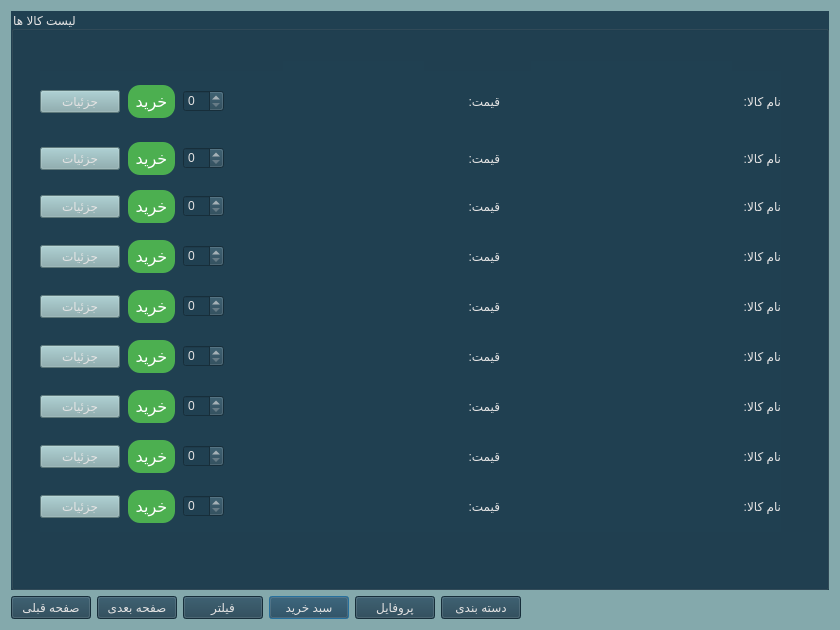
AP-projects-4001/metagoofill, file Project_Ap/goodslist.ui: the form before one commit.
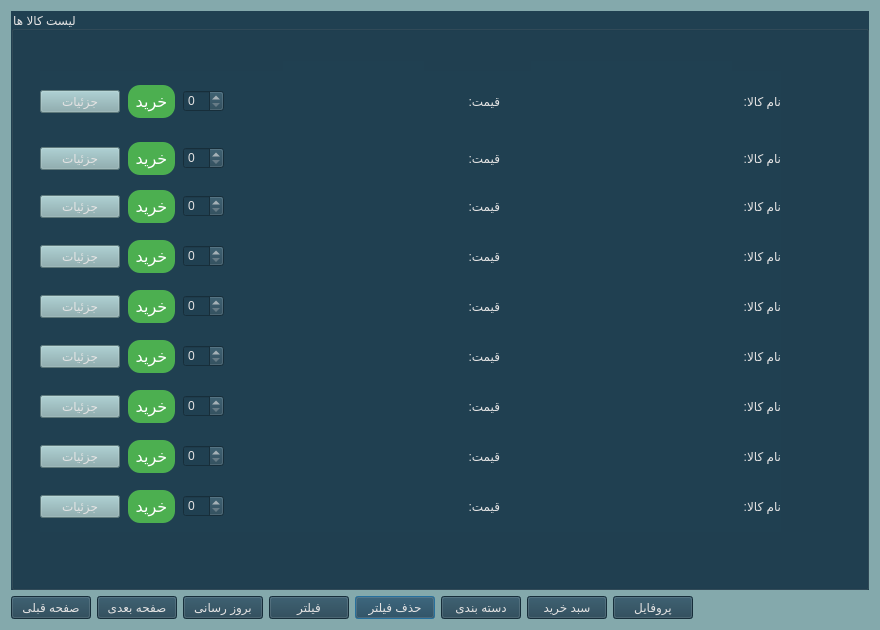
The form after the commit.

```diff
--- a/Project_Ap/goodslist.ui
+++ b/Project_Ap/goodslist.ui
@@ -6,7 +6,7 @@
    <rect>
     <x>0</x>
     <y>0</y>
-    <width>840</width>
+    <width>880</width>
     <height>630</height>
    </rect>
   </property>
@@ -17,20 +17,7 @@
    <string notr="true">background-color: rgb(132, 169, 172);</string>
   </property>
   <layout class="QGridLayout" name="gridLayout">
-   <item row="1" column="3">
-    <widget class="QPushButton" name="pushButton_filter_2">
-     <property name="styleSheet">
-      <string notr="true">background-color: rgb(32, 64, 81);
-color: rgb(228, 227, 227);
-font: 12pt &quot;Lalezar&quot;;
-</string>
-     </property>
-     <property name="text">
-      <string>سبد خرید</string>
-     </property>
-    </widget>
-   </item>
-   <item row="1" column="6">
+   <item row="1" column="9">
     <spacer name="horizontalSpacer">
      <property name="orientation">
       <enum>Qt::Horizontal</enum>
@@ -43,8 +30,8 @@
      </property>
     </spacer>
    </item>
-   <item row="1" column="1">
-    <widget class="QPushButton" name="pushButton_next">
+   <item row="1" column="4">
+    <widget class="QPushButton" name="pushButton_filter_5">
      <property name="styleSheet">
       <string notr="true">background-color: rgb(32, 64, 81);
 color: rgb(228, 227, 227);
@@ -52,11 +39,37 @@
 </string>
      </property>
      <property name="text">
-      <string>صفحه بعدی</string>
+      <string>حذف فیلتر</string>
      </property>
     </widget>
    </item>
-   <item row="0" column="0" colspan="7">
+   <item row="1" column="0">
+    <widget class="QPushButton" name="pushButton_prev">
+     <property name="styleSheet">
+      <string notr="true">background-color: rgb(32, 64, 81);
+color: rgb(228, 227, 227);
+font: 12pt &quot;Lalezar&quot;;
+</string>
+     </property>
+     <property name="text">
+      <string>صفحه قبلی</string>
+     </property>
+    </widget>
+   </item>
+   <item row="1" column="7">
+    <widget class="QPushButton" name="pushButton_filter_3">
+     <property name="styleSheet">
+      <string notr="true">background-color: rgb(32, 64, 81);
+color: rgb(228, 227, 227);
+font: 12pt &quot;Lalezar&quot;;
+</string>
+     </property>
+     <property name="text">
+      <string>پروفایل</string>
+     </property>
+    </widget>
+   </item>
+   <item row="0" column="0" colspan="10">
     <widget class="QGroupBox" name="groupBox">
      <property name="styleSheet">
       <string notr="true">background-color: rgb(32, 64, 81);
@@ -1056,8 +1069,8 @@
      </widget>
     </widget>
    </item>
-   <item row="1" column="4">
-    <widget class="QPushButton" name="pushButton_filter_3">
+   <item row="1" column="6">
+    <widget class="QPushButton" name="pushButton_filter_2">
      <property name="styleSheet">
       <string notr="true">background-color: rgb(32, 64, 81);
 color: rgb(228, 227, 227);
@@ -1065,11 +1078,24 @@
 </string>
      </property>
      <property name="text">
-      <string>پروفایل</string>
+      <string>سبد خرید</string>
      </property>
     </widget>
    </item>
-   <item row="1" column="2">
+   <item row="1" column="1">
+    <widget class="QPushButton" name="pushButton_next">
+     <property name="styleSheet">
+      <string notr="true">background-color: rgb(32, 64, 81);
+color: rgb(228, 227, 227);
+font: 12pt &quot;Lalezar&quot;;
+</string>
+     </property>
+     <property name="text">
+      <string>صفحه بعدی</string>
+     </property>
+    </widget>
+   </item>
+   <item row="1" column="3">
     <widget class="QPushButton" name="pushButton_filter">
      <property name="styleSheet">
       <string notr="true">background-color: rgb(32, 64, 81);
@@ -1082,19 +1108,6 @@
      </property>
     </widget>
    </item>
-   <item row="1" column="0">
-    <widget class="QPushButton" name="pushButton_prev">
-     <property name="styleSheet">
-      <string notr="true">background-color: rgb(32, 64, 81);
-color: rgb(228, 227, 227);
-font: 12pt &quot;Lalezar&quot;;
-</string>
-     </property>
-     <property name="text">
-      <string>صفحه قبلی</string>
-     </property>
-    </widget>
-   </item>
    <item row="1" column="5">
     <widget class="QPushButton" name="pushButton_filter_4">
      <property name="styleSheet">
@@ -1108,6 +1121,19 @@
      </property>
     </widget>
    </item>
+   <item row="1" column="2">
+    <widget class="QPushButton" name="pushButton_filter_6">
+     <property name="styleSheet">
+      <string notr="true">background-color: rgb(32, 64, 81);
+color: rgb(228, 227, 227);
+font: 12pt &quot;Lalezar&quot;;
+</string>
+     </property>
+     <property name="text">
+      <string>بروز رسانی</string>
+     </property>
+    </widget>
+   </item>
   </layout>
  </widget>
  <resources/>
```
